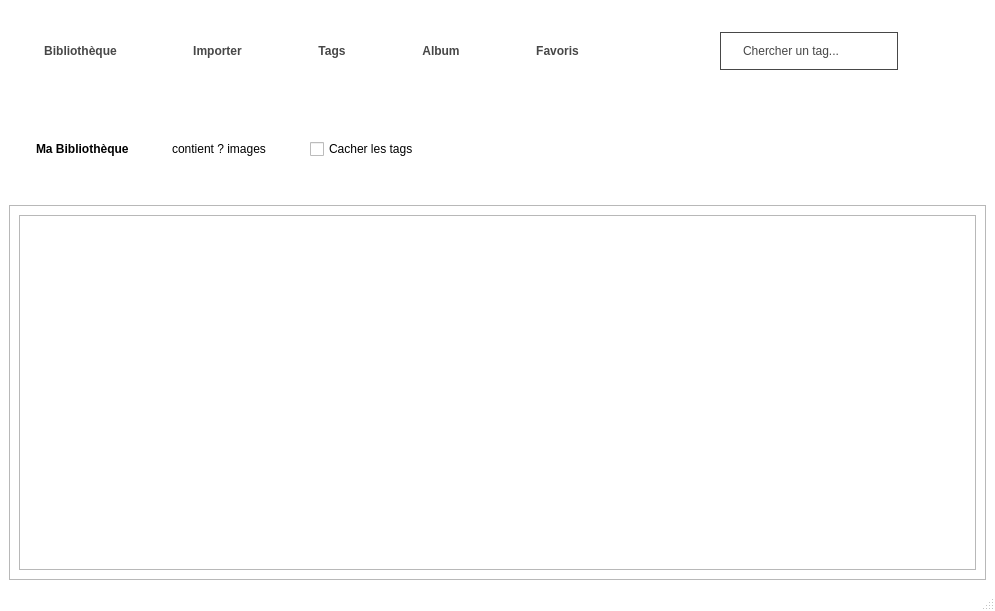
First picture: the form in mainwindowredesigned.ui, repository SebGonzalez/BibliothequePhoto, before the edit.
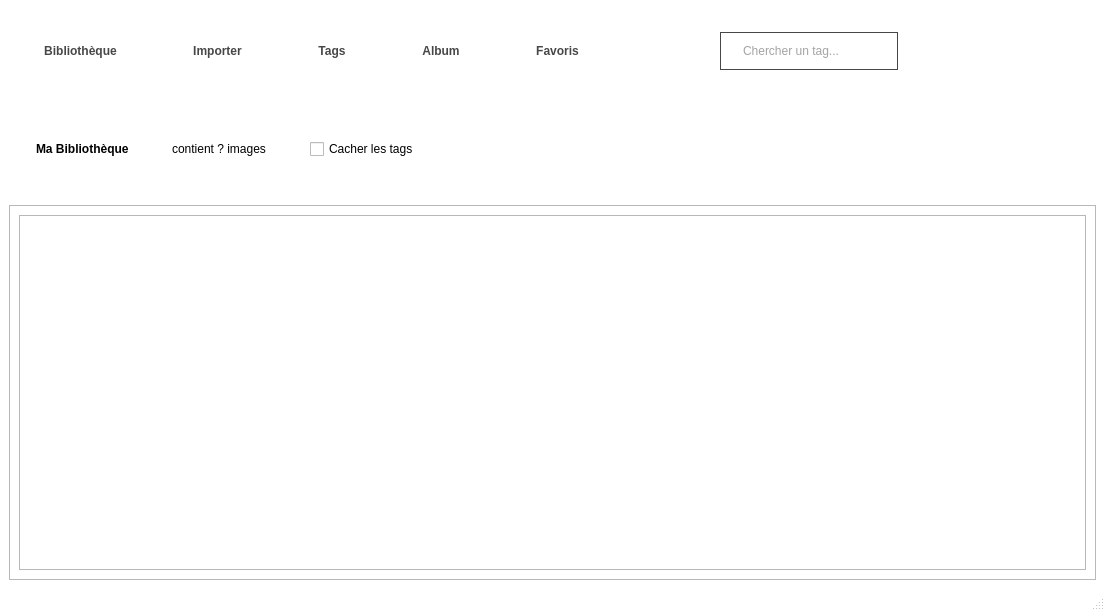
Second picture: the form after the edit.

The edit to the form file:
```diff
--- a/mainwindowredesigned.ui
+++ b/mainwindowredesigned.ui
@@ -6,7 +6,7 @@
    <rect>
     <x>0</x>
     <y>0</y>
-    <width>995</width>
+    <width>1105</width>
     <height>611</height>
    </rect>
   </property>
@@ -118,6 +118,9 @@
              </sizepolicy>
             </property>
             <property name="text">
+             <string/>
+            </property>
+            <property name="placeholderText">
              <string>Chercher un tag...</string>
             </property>
            </widget>
```
Left out of the diff: 2 changed lines with no effect on the pictures.
